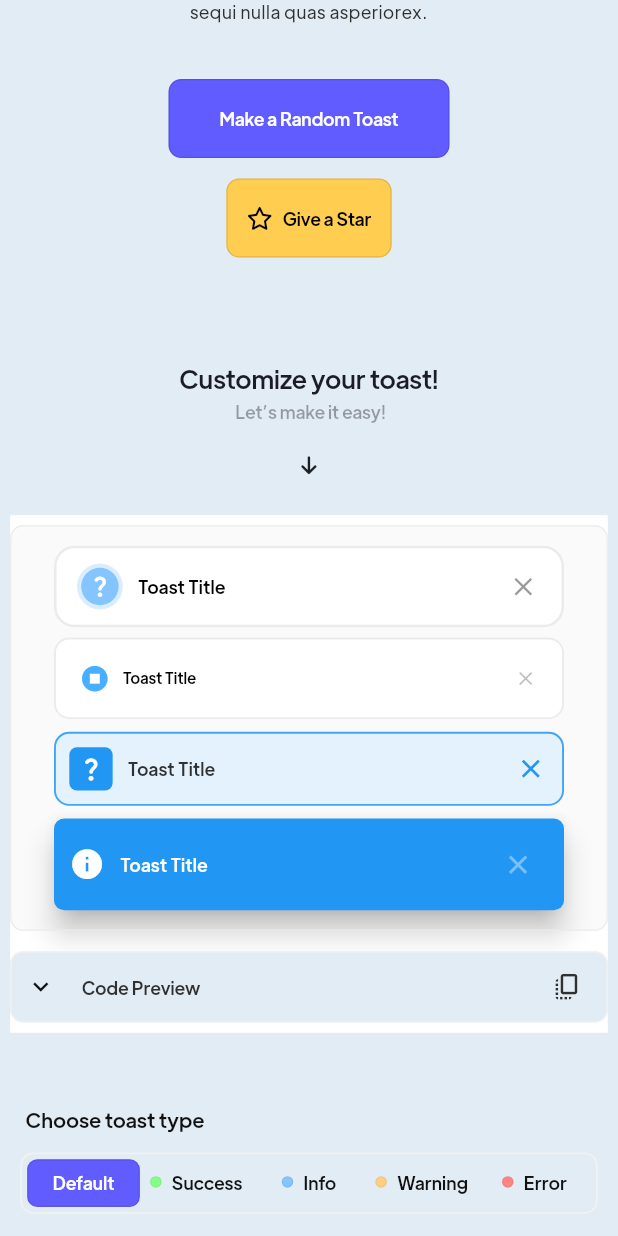
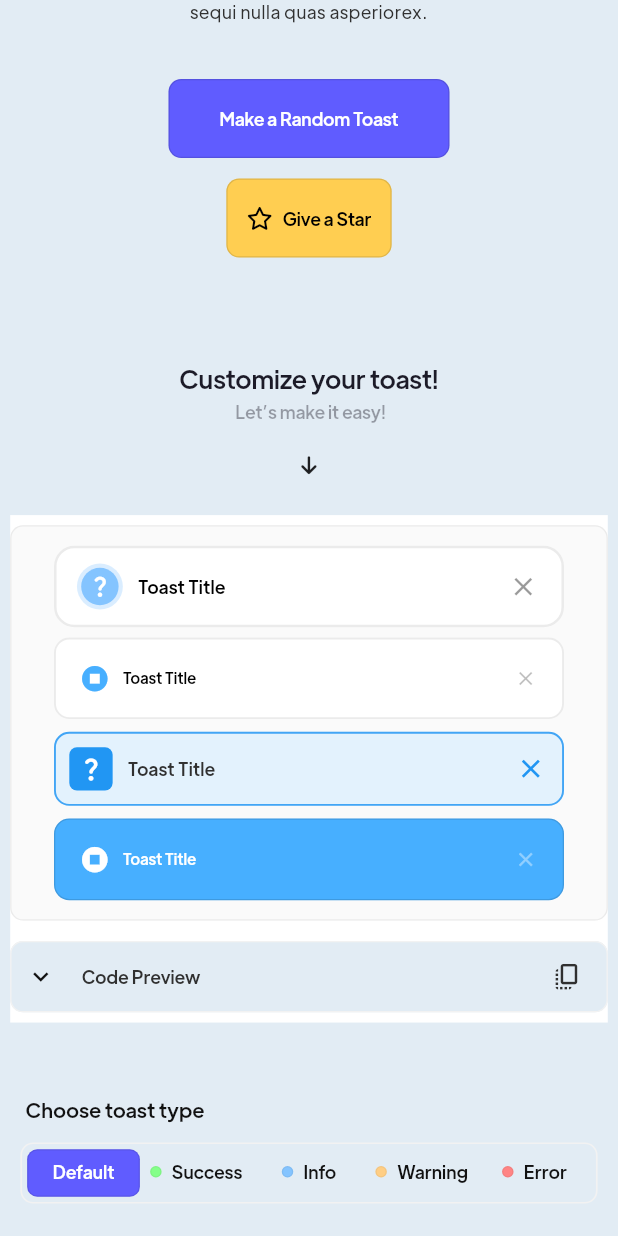
Before and after one commit to payam-zahedi/toastification, a Flutter app: the screen it shows after launch, scrolled down 435 dp, on a phone screen of 412 x 824 dp. Run offline on Flutter 3.47's test engine with Material 2 defaults, Android fonts, the phone set to English and light mode, and no system bars; our stand-ins replace flutter_riverpod, flutter_sticky_header, flutter_svg, font_awesome_flutter, freezed_annotation, responsive_framework; missing offline and left inert: pausable_timer.

Commit message:
update filled toast style

```diff
--- a/lib/src/widget/built_in/filled/filled.dart
+++ b/lib/src/widget/built_in/filled/filled.dart
@@ -8,6 +8,7 @@ class FilledToastWidget extends StatelessWidget {
     required this.type,
     required this.title,
     this.description,
+    this.primaryColor,
     this.backgroundColor,
     this.foregroundColor,
     this.icon,
@@ -26,7 +27,10 @@ class FilledToastWidget extends StatelessWidget {
 
   final Widget? icon;
 
+  final MaterialColor? primaryColor;
+
   final MaterialColor? backgroundColor;
+
   final Color? foregroundColor;
 
   final Brightness? brightness;
@@ -41,61 +45,71 @@ class FilledToastWidget extends StatelessWidget {
 
   final bool? showCloseButton;
 
-  FilledStyle get style => FilledStyle(type);
+  FilledStyle get defaultStyle => FilledStyle(type);
 
   @override
   Widget build(BuildContext context) {
+    final iconColor = defaultStyle.iconColor(context);
+
+    final background = backgroundColor ?? defaultStyle.backgroundColor(context);
+
     final showCloseButton = this.showCloseButton ?? true;
 
-    final foreground = foregroundColor ?? style.foregroundColor(context);
-    final background = backgroundColor ?? style.backgroundColor(context);
+    final borderRadius =
+        this.borderRadius ?? defaultStyle.borderRadius(context);
 
-    final borderRadius = this.borderRadius ?? style.borderRadius(context);
+    final borderSide = defaultStyle.borderSide(context);
     return IconTheme(
-      data: Theme.of(context).iconTheme,
+      data: Theme.of(context).primaryIconTheme,
+      child: ConstrainedBox(
+        constraints: const BoxConstraints(minHeight: 64),
         child: Material(
           color: background,
           shape: RoundedRectangleBorder(
             borderRadius: borderRadius,
-          side: style.borderSide(context),
+            side: borderSide,
           ),
-        elevation: elevation ?? style.elevation(context),
+          elevation: elevation ?? defaultStyle.elevation(context),
           child: Padding(
-          padding: padding ?? style.padding(context),
+            padding: padding ?? defaultStyle.padding(context),
             child: Row(
               children: [
                 icon ??
                     Icon(
-                    style.icon(context),
-                    size: 28,
-                    color: style.iconColor(context),
+                      defaultStyle.icon(context),
+                      size: 24,
+                      color: iconColor,
                     ),
-              const SizedBox(width: 12),
+                const SizedBox(width: 10),
                 Expanded(
                   child: BuiltInContent(
-                  style: style,
+                    style: defaultStyle,
                     title: title,
                     description: description,
-                  foregroundColor: foreground,
+                    foregroundColor: foregroundColor,
                   ),
                 ),
                 const SizedBox(width: 4),
                 Offstage(
                   offstage: !showCloseButton,
-                child: IconButton(
-                  icon: Icon(
-                    style.closeIcon(context),
-                    color: style.closeIconColor(context),
+                  child: InkWell(
+                    onTap: onCloseTap,
+                    borderRadius: BorderRadius.circular(4),
+                    child: Padding(
+                      padding: const EdgeInsets.all(1.0),
+                      child: Icon(
+                        defaultStyle.closeIcon(context),
+                        color: defaultStyle.closeIconColor(context),
+                        size: 18,
                       ),
-                  splashRadius: 24,
-                  tooltip: MaterialLocalizations.of(context).closeButtonTooltip,
-                  onPressed: onCloseTap,
+                    ),
                   ),
                 ),
               ],
             ),
           ),
         ),
+      ),
     );
   }
 }
--- a/lib/src/widget/built_in/filled/filled_style.dart
+++ b/lib/src/widget/built_in/filled/filled_style.dart
@@ -7,19 +7,19 @@ class FilledStyle extends BuiltInStyle {
 
   @override
   EdgeInsetsGeometry padding(BuildContext context) {
-    return const EdgeInsets.all(12);
+    return const EdgeInsets.symmetric(horizontal: 20, vertical: 16);
   }
 
   @override
   MaterialColor primaryColor(BuildContext context) {
     final color = switch (type) {
-      ToastificationType.info => Colors.blue,
-      ToastificationType.warning => Colors.amber,
-      ToastificationType.success => Colors.green,
-      ToastificationType.failed => Colors.red,
+      ToastificationType.info => infoColor,
+      ToastificationType.warning => warningColor,
+      ToastificationType.success => successColor,
+      ToastificationType.failed => errorColor,
     };
 
-    return color;
+    return ToastHelper.createMaterialColor(color);
   }
 
   @override
@@ -40,10 +40,10 @@ class FilledStyle extends BuiltInStyle {
   @override
   IconData icon(BuildContext context) {
     return switch (type) {
-      ToastificationType.info => Icons.info,
-      ToastificationType.warning => Icons.warning_rounded,
-      ToastificationType.success => Icons.check_rounded,
-      ToastificationType.failed => Icons.error,
+      ToastificationType.info => Icons.stop_circle,
+      ToastificationType.warning => Icons.stop_circle,
+      ToastificationType.success => Icons.stop_circle,
+      ToastificationType.failed => Icons.stop_circle,
     };
   }
 
@@ -64,34 +64,40 @@ class FilledStyle extends BuiltInStyle {
 
   @override
   BorderSide borderSide(BuildContext context) {
-    return BorderSide.none;
+    return const BorderSide(
+      color: Colors.black12,
+      width: 1,
+    );
   }
 
   @override
   BorderRadiusGeometry borderRadius(BuildContext context) {
-    return const BorderRadius.all(Radius.circular(8));
+    return const BorderRadius.all(Radius.circular(12));
   }
 
   @override
   TextStyle? titleTextStyle(BuildContext context) {
-    return Theme.of(context).textTheme.bodyMedium?.copyWith(
+    return Theme.of(context).textTheme.titleSmall?.copyWith(
           color: foregroundColor(context),
+          fontSize: 12,
           fontWeight: FontWeight.w500,
-          height: 1.3,
+          height: 1.4,
         );
   }
 
   @override
   TextStyle? descriptionTextStyle(BuildContext context) {
     return Theme.of(context).textTheme.bodySmall?.copyWith(
-          color: foregroundColor(context),
+          fontSize: 10,
+          fontWeight: FontWeight.w300,
+          color: foregroundColor(context).withOpacity(.9),
           height: 1.3,
         );
   }
 
   @override
   double elevation(BuildContext context) {
-    return 8.0;
+    return 0.0;
   }
 
   @override
```
Lines whose indentation alone changed are shown as unchanged.
